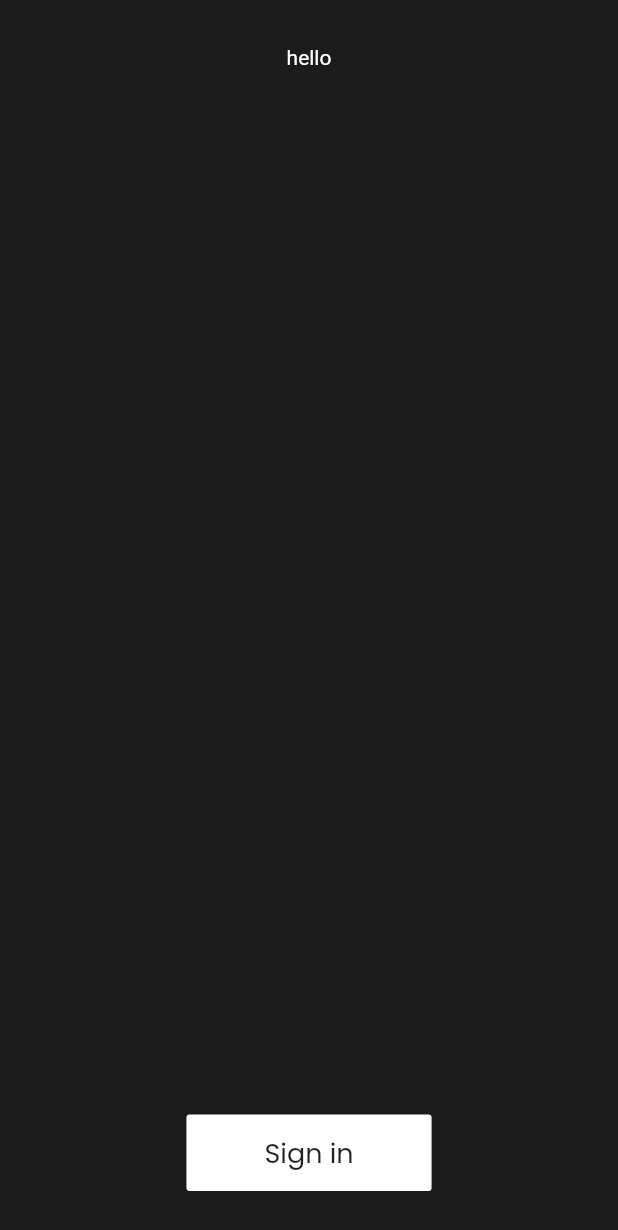
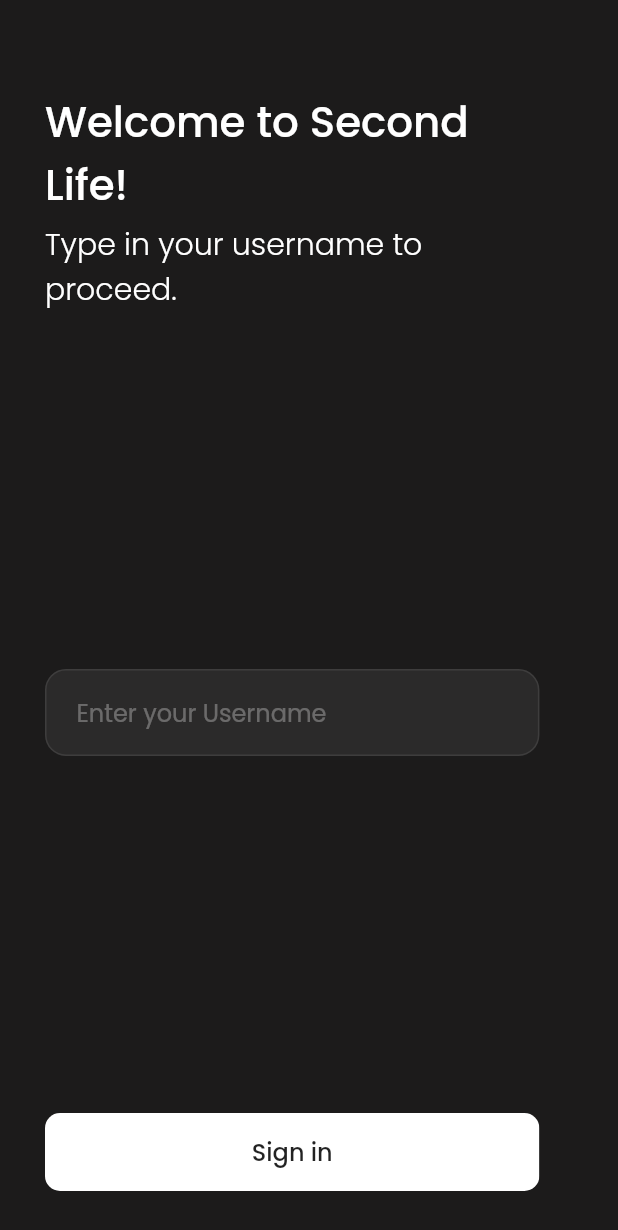
Before and after one commit to radziminski/bhl-second-life-frontend, a Flutter app: the screen it shows after launch, on a phone screen of 412 x 824 dp. Shown: the top 1230 px of the screen. Run offline on Flutter 3.47's test engine with Material 2 defaults, Android fonts, the phone set to English and light mode, and no system bars; our stand-ins replace cached_network_image, carousel_slider, dio, get_it, google_fonts, location.

Commit message:
Updated login screen and added logout functionality

```diff
--- a/lib/locator.dart
+++ b/lib/locator.dart
@@ -2,6 +2,7 @@ import 'package:SecondLife/services/api_request_service.dart';
 import 'package:SecondLife/services/api_service.dart';
 import 'package:SecondLife/services/images_service.dart';
 import 'package:SecondLife/services/location_service.dart';
+import 'package:SecondLife/state/auth_model.dart';
 import 'package:SecondLife/state/location_model.dart';
 import 'package:SecondLife/state/offers_model.dart';
 import 'package:get_it/get_it.dart';
@@ -18,4 +19,5 @@ void setupLocator() {
   // State
   locator.registerLazySingleton(() => LocationModel());
   locator.registerLazySingleton(() => OffersModel());
+  locator.registerLazySingleton(() => AuthModel());
 }
--- a/lib/screens/login_screen.dart
+++ b/lib/screens/login_screen.dart
@@ -8,32 +8,82 @@ class LoginScreen extends StatelessWidget {
     return Scaffold(
       body: Padding(
         padding: const EdgeInsets.symmetric(
-          horizontal: 12.0,
+          horizontal: 30.0,
           vertical: 30.0,
         ),
         child: Column(
+          crossAxisAlignment: CrossAxisAlignment.center,
           children: [
+            SizedBox(height: 30.0),
             Container(
-              child: Text('hello'),
+              width: MediaQuery.of(context).size.width * 0.8,
+              alignment: Alignment.centerLeft,
+              child: Column(
+                children: [
+                  Text(
+                    'Welcome to Second Life!',
+                    style: GoogleFonts.poppins(
+                      fontSize: 28,
+                      fontWeight: FontWeight.w500,
+                    ),
+                  ),
+                  SizedBox(height: 4.0),
+                  Text(
+                    'Type in your username to proceed.',
+                    style: GoogleFonts.poppins(
+                      fontSize: 20,
+                      fontWeight: FontWeight.w300,
+                    ),
+                  ),
+                ],
+              ),
             ),
             Expanded(
-              child: Container(),
+              child: Container(
+                width: MediaQuery.of(context).size.width * 0.8,
+                child: Center(
+                  child: Container(
+                    padding:
+                        EdgeInsets.symmetric(horizontal: 20.0, vertical: 4.0),
+                    decoration: BoxDecoration(
+                      color: Colors.white.withOpacity(0.065),
+                      borderRadius: BorderRadius.all(Radius.circular(14)),
+                      border: Border.all(
+                          color: Colors.white.withOpacity(0.09), width: 1),
                     ),
-            FlatButton(
+                    child: TextField(
+                      style: TextStyle(color: Colors.white),
+                      decoration: InputDecoration(
+                        border: InputBorder.none,
+                        hintStyle: GoogleFonts.poppins(
+                          color: Colors.white.withOpacity(0.3),
+                        ),
+                        hintText: 'Enter your Username',
+                      ),
+                    ),
+                  ),
+                ),
+              ),
+            ),
+            ClipRRect(
+              borderRadius: BorderRadius.circular(10),
+              child: FlatButton(
+                minWidth: MediaQuery.of(context).size.width * 0.8,
                 onPressed: () {
                   Navigator.pushNamed(context, kHomeRoute);
                 },
                 color: Colors.white,
                 child: Padding(
                   padding: const EdgeInsets.symmetric(
-                  vertical: 12.0,
-                  horizontal: 36.0,
+                    vertical: 14.0,
+                    horizontal: 96.0,
                   ),
                   child: Text(
                     'Sign in',
                     style: GoogleFonts.poppins(
-                    fontSize: 18,
-                    fontWeight: FontWeight.w400,
+                      fontSize: 16,
+                      fontWeight: FontWeight.w500,
+                    ),
                   ),
                 ),
               ),
--- a/lib/screens/settings_screen.dart
+++ b/lib/screens/settings_screen.dart
@@ -1,8 +1,12 @@
+import 'package:SecondLife/constants.dart';
+import 'package:SecondLife/locator.dart';
+import 'package:SecondLife/state/auth_model.dart';
 import 'package:SecondLife/widgets/DefaultAppBar.dart';
 import 'package:SecondLife/widgets/DefaultBottomNavBar.dart';
 import 'package:flutter/cupertino.dart';
 import 'package:flutter/material.dart';
 import 'package:google_fonts/google_fonts.dart';
+import 'package:provider/provider.dart';
 
 class SettingsScreen extends StatelessWidget {
   @override
@@ -11,7 +15,14 @@ class SettingsScreen extends StatelessWidget {
       appBar: buildDefaultAppBar(context, 'Settings'),
       bottomNavigationBar: buildDefaultBottomNavBar(context),
       body: SafeArea(
-        child: Padding(
+        child: MultiProvider(
+            providers: [
+              ChangeNotifierProvider<AuthModel>.value(
+                value: locator<AuthModel>(),
+              ),
+            ],
+            builder: (context, child) {
+              return Padding(
                 padding: const EdgeInsets.all(8.0),
                 child: ListView(
                   children: [
@@ -48,14 +59,21 @@ class SettingsScreen extends StatelessWidget {
                               'Logout',
                               style: GoogleFonts.poppins(color: Colors.white),
                             ),
-                      onTap: () {},
+                            onTap: () {
+                              Provider.of<AuthModel>(
+                                context,
+                                listen: false,
+                              ).logout();
+                              Navigator.pushNamed(context, kLoginRoute);
+                            },
                           )
                         ],
                       ),
                     )
                   ],
                 ),
-        ),
+              );
+            }),
       ),
     );
   }
--- /dev/null
+++ b/lib/state/auth_model.dart
@@ -0,0 +1,17 @@
+import 'package:flutter/cupertino.dart';
+
+class AuthModel extends ChangeNotifier {
+  String username;
+
+  Future logout() {
+    username = null;
+    notifyListeners();
+  }
+
+  Future login(String username) {
+    // Perform api request
+
+    this.username = username;
+    notifyListeners();
+  }
+}
```
Also changed, not shown: lib/screens/chat_screen.dart (+6 -5 lines). Lines whose indentation alone changed are shown as unchanged.
